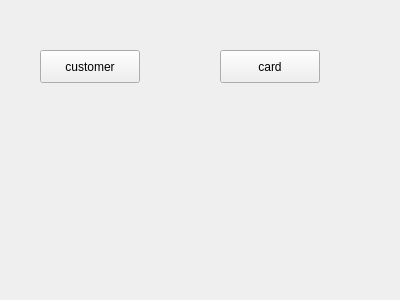
This is customeroptionswindow.ui in anashaybani/Bank as Qt 5 draws it before an edit. The edited form follows.
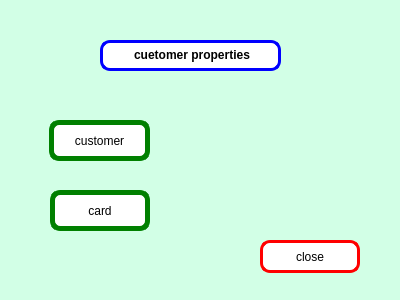
This is the edited form.

Diff of the .ui file:
```diff
--- a/customeroptionswindow.ui
+++ b/customeroptionswindow.ui
@@ -13,15 +13,27 @@
   <property name="windowTitle">
    <string>Form</string>
   </property>
+  <property name="styleSheet">
+   <string notr="true">background-color: rgb(210 ,255, 230);
+color: rgb(0, 0, 0);</string>
+  </property>
   <widget class="QPushButton" name="customerButton">
    <property name="geometry">
     <rect>
-     <x>40</x>
-     <y>50</y>
-     <width>100</width>
-     <height>33</height>
+     <x>49</x>
+     <y>120</y>
+     <width>101</width>
+     <height>41</height>
     </rect>
    </property>
+   <property name="styleSheet">
+    <string notr="true">border:5px solid green;
+font: 10pt &quot;Segoe UI&quot;;
+background: rgb(255, 255, 255);
+color: rgb(0, 0, 0);
+gridline-color: rgb(0, 0, 0);
+border-radius:10px;</string>
+   </property>
    <property name="text">
     <string>customer</string>
    </property>
@@ -29,16 +41,66 @@
   <widget class="QPushButton" name="cardButton">
    <property name="geometry">
     <rect>
-     <x>220</x>
-     <y>50</y>
+     <x>50</x>
+     <y>190</y>
      <width>100</width>
-     <height>33</height>
+     <height>41</height>
     </rect>
    </property>
+   <property name="styleSheet">
+    <string notr="true">border:5px solid green;
+font: 10pt &quot;Segoe UI&quot;;
+background: rgb(255, 255, 255);
+color: rgb(0, 0, 0);
+gridline-color: rgb(0, 0, 0);
+border-radius:10px;</string>
+   </property>
    <property name="text">
     <string>card</string>
    </property>
   </widget>
+  <widget class="QLabel" name="label">
+   <property name="geometry">
+    <rect>
+     <x>100</x>
+     <y>40</y>
+     <width>181</width>
+     <height>31</height>
+    </rect>
+   </property>
+   <property name="styleSheet">
+    <string notr="true">border:3px solid blue;
+font: 10pt &quot;Segoe UI&quot;;
+background: rgb(255, 255, 255);
+color: rgb(0, 0, 0);
+gridline-color: rgb(0, 0, 0);
+border-radius:10px;</string>
+   </property>
+   <property name="text">
+    <string>&lt;html&gt;&lt;head/&gt;&lt;body&gt;&lt;p align=&quot;center&quot;&gt;&lt;span style=&quot; font-weight:700;&quot;&gt;cuetomer properties&lt;/span&gt;&lt;/p&gt;&lt;/body&gt;&lt;/html&gt;</string>
+   </property>
+  </widget>
+  <widget class="QPushButton" name="closeButton">
+   <property name="geometry">
+    <rect>
+     <x>260</x>
+     <y>240</y>
+     <width>100</width>
+     <height>33</height>
+    </rect>
+   </property>
+   <property name="styleSheet">
+    <string notr="true">border:3px solid red;
+font: 10pt &quot;Segoe UI&quot;;
+background: rgb(255, 255, 255);
+color: rgb(0, 0, 0);
+gridline-color: rgb(0, 0, 0);
+border-radius:10px;</string>
+   </property>
+   <property name="text">
+    <string>close</string>
+   </property>
+  </widget>
  </widget>
  <resources/>
  <connections/>
```
